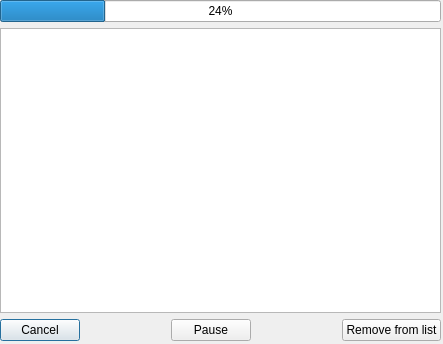
afigegoznaet/YAC_Commander, file dialog.ui: the form before one commit.
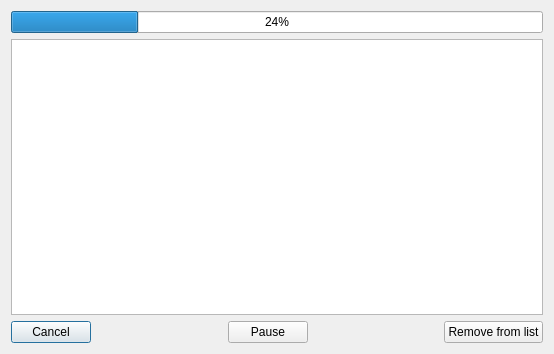
The form after the commit.

```diff
--- a/dialog.ui
+++ b/dialog.ui
@@ -6,22 +6,21 @@
    <rect>
     <x>0</x>
     <y>0</y>
-    <width>443</width>
-    <height>344</height>
+    <width>554</width>
+    <height>354</height>
    </rect>
   </property>
+  <property name="sizePolicy">
+   <sizepolicy hsizetype="Expanding" vsizetype="Expanding">
+    <horstretch>0</horstretch>
+    <verstretch>0</verstretch>
+   </sizepolicy>
+  </property>
   <property name="windowTitle">
    <string>Dialog</string>
   </property>
-  <widget class="QWidget" name="">
-   <property name="geometry">
-    <rect>
-     <x>0</x>
-     <y>0</y>
-     <width>441</width>
-     <height>341</height>
-    </rect>
-   </property>
+  <layout class="QGridLayout" name="gridLayout_2">
+   <item row="0" column="0">
    <layout class="QVBoxLayout" name="verticalLayout">
     <item>
      <widget class="QProgressBar" name="progressBar">
@@ -34,7 +33,7 @@
      </widget>
     </item>
     <item>
-     <widget class="QListWidget" name="listWidget"/>
+      <widget class="QTableWidget" name="tableWidget"/>
     </item>
     <item>
      <layout class="QHBoxLayout" name="horizontalLayout">
@@ -88,7 +87,8 @@
      </layout>
     </item>
    </layout>
-  </widget>
+   </item>
+  </layout>
  </widget>
  <resources/>
  <connections/>
```
Lines whose indentation alone changed are shown as unchanged.
